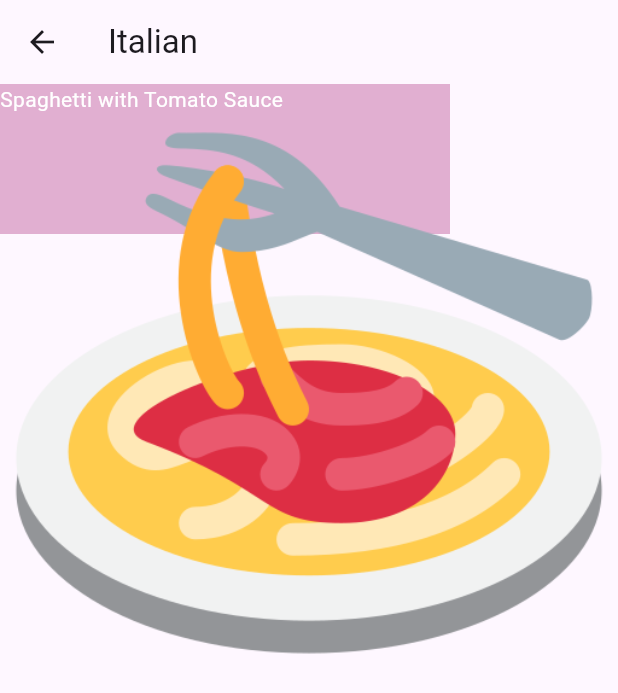
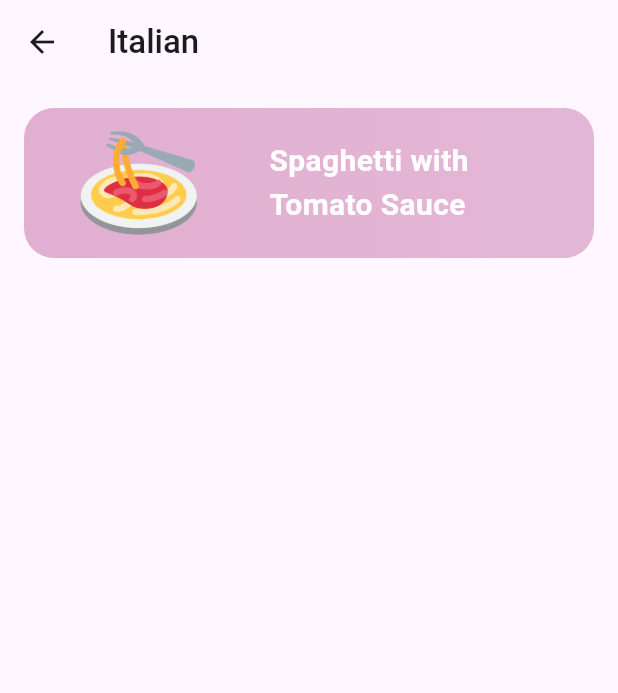
Before and after one commit to tloxiu/meals_app, a Flutter app: the CategoriesScreen screen opened directly, after a tap on "Italian", on a phone screen of 412 x 824 dp. Shown: the top 693 px of the screen. Run offline on Flutter 3.47's test engine with Material 3 defaults, Android fonts, the phone set to English and light mode, and no system bars.

Commit message:
Changed the nomenclature of the files

```diff
--- a/lib/screens/categories_screen.dart
+++ b/lib/screens/categories_screen.dart
@@ -1,5 +1,5 @@
 import 'package:flutter/material.dart';
-import 'package:meals_app/components/category_grid_item.dart';
+import 'package:meals_app/widgets/categories_screen_grid_item.dart';
 import 'package:meals_app/data/category_data.dart';
 
 class CategoriesScreen extends StatelessWidget {
@@ -31,7 +31,7 @@
                 ),
                 children: [
                   for (final category in availableCategories)
-                    CategoryGridItem(
+                    CategoriesScreenGridItem(
                       category: category,
                       imageAsset: category.imageAsset,
                     )
--- a/lib/screens/category_list_screen.dart
+++ /dev/null
@@ -1,47 +0,0 @@
-import 'package:flutter/material.dart';
-import 'package:meals_app/data/category_data.dart';
-import 'package:meals_app/models/category_model.dart';
-
-class CategoriesListScreen extends StatelessWidget {
-  const CategoriesListScreen({required this.category, super.key});
-
-  final Category category;
-
-  @override
-  Widget build(BuildContext context) {
-    final filteredMeals = categoriesMeals.where((meal) {
-      return meal.categories.contains(category.id);
-    }).toList();
-
-    return Scaffold(
-      appBar: AppBar(
-        title: Text(category.title),
-      ),
-      body: ListView.builder(
-        itemCount: filteredMeals.length,
-        itemBuilder: (ctx, index) {
-          return Center(
-            child: Stack(
-              children: [
-                Positioned(
-                  child: Container(
-                    height: 100,
-                    width: 300,
-                    color: category.color,
-                    child: Text(
-                      filteredMeals[index].title,
-                      style: const TextStyle(color: Colors.white),
-                    ),
-                  ),
-                ),
-                Positioned(
-                  child: Image.asset(filteredMeals[index].imageAsset),
-                ),
-              ],
-            ),
-          );
-        },
-      ),
-    );
-  }
-}
--- a/lib/screens/home_screen.dart
+++ b/lib/screens/home_screen.dart
@@ -14,7 +14,7 @@
           child: Column(
             mainAxisSize: MainAxisSize.min,
             children: [
-              Image.asset('assets/spaghetti.png'),
+              Image.asset('assets/category_meals_pictures/spaghetti.png'),
               const Padding(
                 padding: EdgeInsets.symmetric(horizontal: 30),
                 child: Text(
--- /dev/null
+++ b/lib/screens/meal_screen.dart
@@ -0,0 +1,10 @@
+import 'package:flutter/material.dart';
+
+class MealScreen extends StatelessWidget {
+  const MealScreen({super.key});
+
+  @override
+  Widget build(BuildContext context) {
+    return const Placeholder();
+  }
+}
--- /dev/null
+++ b/lib/screens/meals_list_screen.dart
@@ -0,0 +1,72 @@
+import 'package:flutter/material.dart';
+import 'package:meals_app/data/category_data.dart';
+import 'package:meals_app/models/category_model.dart';
+
+class MealsListScreen extends StatelessWidget {
+  const MealsListScreen({required this.category, super.key});
+
+  final Category category;
+
+  @override
+  Widget build(BuildContext context) {
+    final filteredMeals = categoriesMeals.where((meal) {
+      return meal.categories.contains(category.id);
+    }).toList();
+
+    return Scaffold(
+      appBar: AppBar(
+        title: Text(
+          category.title,
+          style: const TextStyle(fontWeight: FontWeight.w500),
+        ),
+      ),
+      body: ListView.builder(
+        itemCount: filteredMeals.length,
+        itemBuilder: (ctx, index) {
+          return Padding(
+            padding: const EdgeInsets.all(16),
+            child: InkWell(
+              onTap: () {},
+              borderRadius: BorderRadius.circular(20),
+              splashColor: Colors.black,
+              child: Container(
+                height: 100,
+                padding: const EdgeInsets.all(16),
+                decoration: BoxDecoration(
+                  gradient: LinearGradient(
+                    colors: [
+                      category.color,
+                      category.color.withOpacity(0.9),
+                    ],
+                  ),
+                  borderRadius: BorderRadius.circular(20),
+                ),
+                child: Row(
+                  mainAxisAlignment: MainAxisAlignment.spaceAround,
+                  children: [
+                    Flexible(
+                      child: Transform.scale(
+                        scale: 1.2,
+                        child: Image.asset(filteredMeals[index].imageAsset),
+                      ),
+                    ),
+                    Expanded(
+                      child: Text(
+                        filteredMeals[index].title,
+                        style: const TextStyle(
+                          color: Colors.white,
+                          fontSize: 20,
+                          fontWeight: FontWeight.bold,
+                        ),
+                      ),
+                    ),
+                  ],
+                ),
+              ),
+            ),
+          );
+        },
+      ),
+    );
+  }
+}
--- a/lib/components/category_grid_item.dart
+++ b/lib/widgets/categories_screen_grid_item.dart
@@ -1,9 +1,9 @@
 import 'package:flutter/material.dart';
 import 'package:meals_app/models/category_model.dart';
-import 'package:meals_app/screens/category_list_screen.dart';
+import 'package:meals_app/screens/meals_list_screen.dart';
 
-class CategoryGridItem extends StatelessWidget {
-  const CategoryGridItem(
+class CategoriesScreenGridItem extends StatelessWidget {
+  const CategoriesScreenGridItem(
       {required this.category, required this.imageAsset, super.key});
 
   final Category category;
@@ -18,7 +18,7 @@
           Navigator.push(
             context,
             MaterialPageRoute(
-              builder: (BuildContext context) => CategoriesListScreen(
+              builder: (BuildContext context) => MealsListScreen(
                 category: category,
               ),
             ),
```
